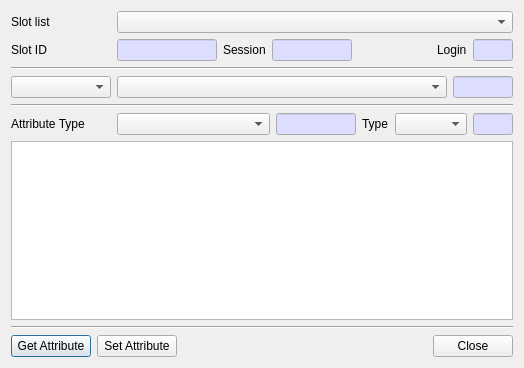
Old version of the form CryptokiMan/edit_attribute_dlg.ui in the repository jykim74/CryptokiMan.
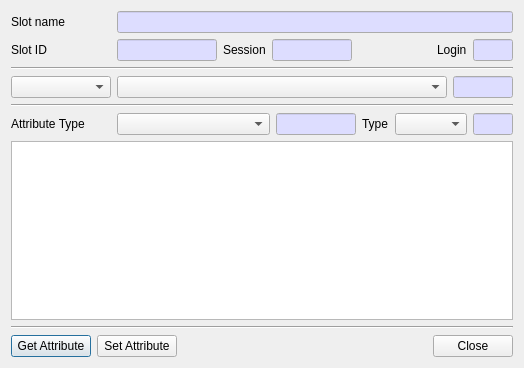
New version of the form.

Commit message: Slot List 를 모두 Slot Name 변경

Diff of the .ui file:
```diff
--- a/CryptokiMan/edit_attribute_dlg.ui
+++ b/CryptokiMan/edit_attribute_dlg.ui
@@ -28,17 +28,41 @@
         </size>
        </property>
        <property name="text">
-        <string>Slot list</string>
+        <string>Slot name</string>
        </property>
       </widget>
      </item>
      <item row="0" column="1">
-      <widget class="QComboBox" name="mSlotsCombo">
-       <property name="sizePolicy">
-        <sizepolicy hsizetype="Preferred" vsizetype="Fixed">
-         <horstretch>1</horstretch>
-         <verstretch>0</verstretch>
-        </sizepolicy>
+      <widget class="QLineEdit" name="mSlotNameText">
+       <property name="palette">
+        <palette>
+         <active>
+          <colorrole role="Base">
+           <brush brushstyle="SolidPattern">
+            <color alpha="255">
+             <red>221</red>
+             <green>221</green>
+             <blue>255</blue>
+            </color>
+           </brush>
+          </colorrole>
+         </active>
+         <inactive>
+          <colorrole role="Base">
+           <brush brushstyle="SolidPattern">
+            <color alpha="255">
+             <red>221</red>
+             <green>221</green>
+             <blue>255</blue>
+            </color>
+           </brush>
+          </colorrole>
+         </inactive>
+         <disabled/>
+        </palette>
+       </property>
+       <property name="readOnly">
+        <bool>true</bool>
        </property>
       </widget>
      </item>
```
Left out of the diff: 1 changed line with no effect on the pictures. The commit also changes 116 other files.
